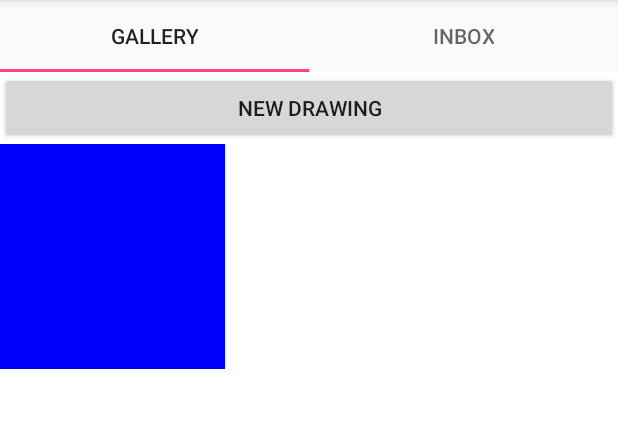
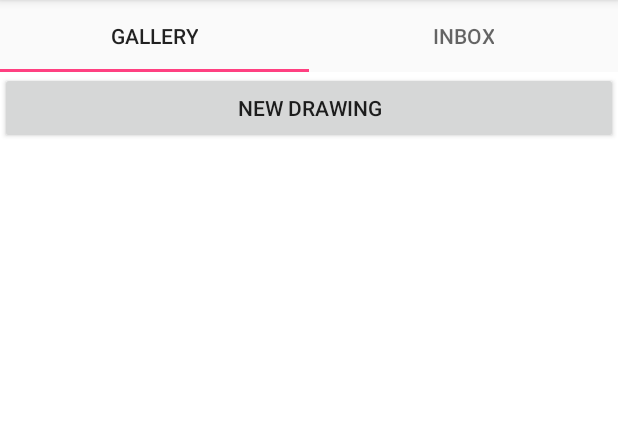
Before and after one commit to sanjaysagarp/DrawWithMe, an Android app: the screen it shows after launch (HomeActivity), on a phone screen of 412 x 824 dp, the part 84-512 px from its top. Run offline under Robolectric (Android 15) with nearby library versions, the phone set to English and light mode, and no system bars; 4 statements that could not run were skipped.

Commit message:
add gridview to gallery

```diff
--- a/app/src/main/AndroidManifest.xml
+++ b/app/src/main/AndroidManifest.xml
@@ -1,6 +1,8 @@
 <?xml version="1.0" encoding="utf-8"?>
 <manifest xmlns:android="http://schemas.android.com/apk/res/android"
     package="edu.uw.nerd.drawwithme">
+
+    <uses-permission android:name="android.permission.WRITE_EXTERNAL_STORAGE"/>
 
     <application
         android:allowBackup="true"
--- a/app/src/main/java/edu/uw/nerd/drawwithme/DrawingSurfaceView.java
+++ b/app/src/main/java/edu/uw/nerd/drawwithme/DrawingSurfaceView.java
@@ -173,4 +173,8 @@ public class DrawingSurfaceView extends SurfaceView implements SurfaceHolder.Cal
             }
         }
     }
+
+    public Bitmap getBmp(){
+        return bmp;
+    }
 }
--- a/app/src/main/java/edu/uw/nerd/drawwithme/GalleryFragment.java
+++ b/app/src/main/java/edu/uw/nerd/drawwithme/GalleryFragment.java
@@ -10,7 +10,9 @@ import android.util.Log;
 import android.view.LayoutInflater;
 import android.view.View;
 import android.view.ViewGroup;
+import android.widget.AdapterView;
 import android.widget.Button;
+import android.widget.GridView;
 import android.widget.ImageButton;
 import android.widget.TextView;
 
@@ -22,8 +24,8 @@ import java.io.File;
 // In this case, the fragment displays simple text based on the page
 public class GalleryFragment extends Fragment {
     public static final String GALLERY_PAGE = "GALLERY_PAGE";
-
     public static final String TAG = "GalleryFragment";
+    public static final String DETAIL_INTENT = "DETAIL_INTENT";
 
     private int page;
 
@@ -59,7 +61,8 @@ public class GalleryFragment extends Fragment {
             File[] savedDrawings = dir.listFiles();
             ImageButton image = (ImageButton)view.findViewById(R.id.image_btn);
             if(savedDrawings.length != 0){
-                image.setImageURI(Uri.parse(savedDrawings[0].getAbsolutePath()));
+                Log.v(TAG, savedDrawings[savedDrawings.length-1].toString());
+                image.setImageURI(Uri.parse(savedDrawings[savedDrawings.length-1].getAbsolutePath()));
             }
             else{
                 image.setBackgroundColor(Color.BLUE);
@@ -72,6 +75,7 @@ public class GalleryFragment extends Fragment {
     public View onCreateView(LayoutInflater inflater, ViewGroup container,
                              Bundle savedInstanceState) {
         view = inflater.inflate(R.layout.frag_gallery, container, false);
+        GridView grid = (GridView)view.findViewById(R.id.grid_gallery);
 
         dir = getContext().getExternalFilesDir(Environment.DIRECTORY_PICTURES);
         dir = new File(dir, "Draw With Me");
@@ -79,7 +83,7 @@ public class GalleryFragment extends Fragment {
             dir.mkdirs();
         }
 
-        File[] savedDrawings = dir.listFiles();
+        final File[] savedDrawings = dir.listFiles();
         ImageButton image = (ImageButton)view.findViewById(R.id.image_btn);
         if(savedDrawings.length != 0){
             Log.v(TAG, savedDrawings[0].toString());
@@ -89,6 +93,20 @@ public class GalleryFragment extends Fragment {
             image.setBackgroundColor(Color.BLUE);
         }
 
+
+
+        grid.setAdapter(new ImageAdapter(container.getContext(), savedDrawings));
+
+        grid.setOnItemClickListener(new AdapterView.OnItemClickListener() {
+            public void onItemClick(AdapterView<?> parent, View v,
+                                    int position, long id) {
+                Log.v("TESTING", "image has been clicked");
+                Intent intent = new Intent(getActivity(), DetailActivity.class);
+                intent.putExtra(DETAIL_INTENT, savedDrawings[position]);
+                startActivity(intent);
+            }
+        });
+
         return view;
     }
 }
--- a/app/src/main/java/edu/uw/nerd/drawwithme/ImageAdapter.java
+++ b/app/src/main/java/edu/uw/nerd/drawwithme/ImageAdapter.java
@@ -11,11 +11,14 @@ import android.widget.GridView;
 import android.widget.ImageView;
 
 import java.io.File;
+import java.net.URI;
 
 public class ImageAdapter extends BaseAdapter {
     private Context mContext;
 //    private Uri[] uriList;
     private Integer[] uriList;
+    private File[] fileList;
+    private String TAG = "ImageAdapter";
 
 //    public ImageAdapter(Context c, Uri[] uriList) {
 //        mContext = c;
@@ -28,8 +31,20 @@ public class ImageAdapter extends BaseAdapter {
 
     }
 
+    public ImageAdapter(Context c, File[] fileList) {
+        mContext = c;
+        this.fileList = fileList;
+
+    }
+
     public int getCount() {
-        return uriList.length;
+        if(uriList!=null) {
+            return uriList.length;
+        }
+        else{
+            Log.v(TAG, "length: " + fileList.length);
+            return fileList.length;
+        }
     }
 
     public Object getItem(int position) {
@@ -54,7 +69,12 @@ public class ImageAdapter extends BaseAdapter {
             imageView = (ImageView) convertView;
         }
 
-        imageView.setImageResource(uriList[position]);
+        if(uriList != null) {
+            imageView.setImageResource(uriList[position]);
+        }
+        else{
+            imageView.setImageURI(Uri.parse(fileList[position].getAbsolutePath()));
+        }
 //        imageView.setImageURI(uriList[position]);
         return imageView;
     }
--- a/app/src/main/res/layout/frag_gallery.xml
+++ b/app/src/main/res/layout/frag_gallery.xml
@@ -14,9 +14,20 @@
         android:onClick="initiateDraw"/>
 
 
-    <ImageButton
-        android:id="@+id/image_btn"
-        android:layout_width="150dp"
-        android:layout_height="150dp" />
+    <!--<ImageButton-->
+        <!--android:id="@+id/image_btn"-->
+        <!--android:layout_width="150dp"-->
+        <!--android:layout_height="150dp" />-->
+
+    <GridView
+        android:id="@+id/grid_gallery"
+        android:layout_width="match_parent"
+        android:layout_height="match_parent"
+        android:numColumns="auto_fit"
+        android:verticalSpacing="10dp"
+        android:horizontalSpacing="10dp"
+        android:stretchMode="columnWidth"
+        android:gravity="center"
+        />
 
 </LinearLayout>
```
Also changed, not shown: app/src/main/java/edu/uw/nerd/drawwithme/DetailActivity.java (+19 -3 lines), app/src/main/java/edu/uw/nerd/drawwithme/MainActivity.java (+8 -16 lines).
